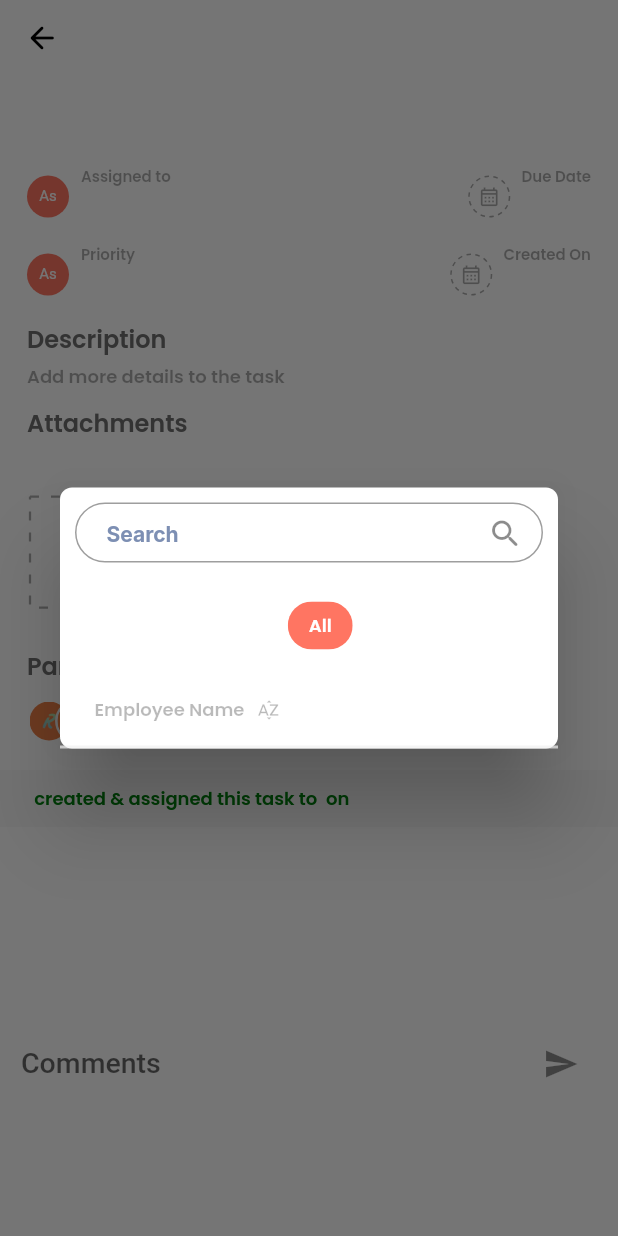
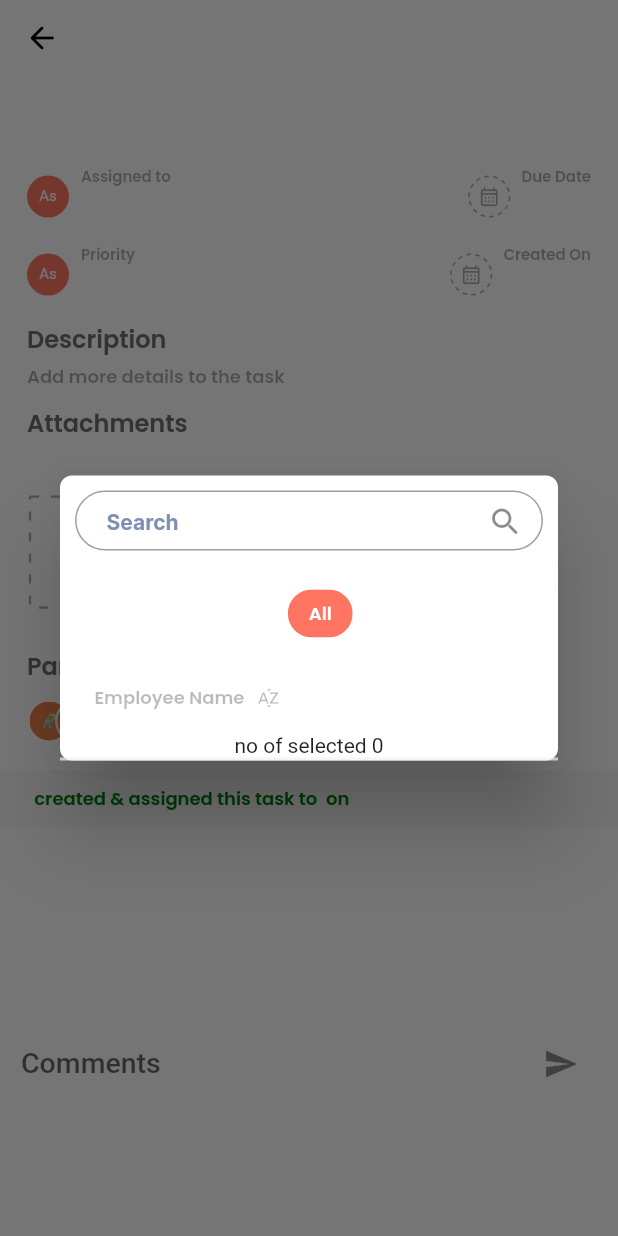
Before and after one commit to nitheshb/Redefine-Sales-App-V1, a Flutter app: the TaskManager screen opened directly with empty values, after a tap on the "add" icon, on a phone screen of 412 x 824 dp. Run offline on Flutter 3.47's test engine with Material 2 defaults, Android fonts, the phone set to English and light mode, and no system bars; drawn by our look-alikes of dotted_border; our stand-ins replace cloud_firestore, firebase_auth, firebase_core, firebase_messaging, firebase_storage, flutter_custom_clippers and 11 more; missing offline and left inert: gotrue; accounts and stored records are empty; statements that could not run were skipped.

```diff
--- a/lib/Screens/Contact/contact_list_dialog.dart
+++ b/lib/Screens/Contact/contact_list_dialog.dart
@@ -119,6 +119,8 @@ class ContactListDialogPage extends StatelessWidget {
                   ],
                 ),
               ),
+
+              Text('no of selected ${controller.participants.length}'),
               Container(
                   height: 2, width: Get.size.width, color: Get.theme.curveBG),
               _streamUsersContacts(controller),
--- a/lib/Screens/Home/homepage_controller.dart
+++ b/lib/Screens/Home/homepage_controller.dart
@@ -79,6 +79,8 @@ class HomePageController extends GetxController {
             .where("due_date",
                 isLessThanOrEqualTo: DateTime.now().microsecondsSinceEpoch)
             .where("status", isEqualTo: "InProgress")
+            .where("to_email", isEqualTo: currentUser?.email)
+
             .snapshots(),
         builder: (context, snapshot) {
           if (snapshot.hasError) {
@@ -183,6 +185,7 @@ class HomePageController extends GetxController {
             // .where("due_date",
             //     isEqualTo: "${DateTime.now().microsecondsSinceEpoch - } ")
             .where("by_uid", isEqualTo: _auth.currentUser!.uid)
+             .where("status", isEqualTo: "InProgress")
             .orderBy("due_date")
             .snapshots(),
         builder: (context, snapshot) {
--- a/lib/Screens/Task/task_controller.dart
+++ b/lib/Screens/Task/task_controller.dart
@@ -56,7 +56,7 @@ class TaskController extends GetxController {
               print("Task Created ${value}"),
 
               Get.back(),
-              snackBarMsg('Task Done!', enableMsgBtn: true),
+              snackBarMsg('Task Created!', enableMsgBtn: false),
                sendPushMessage('Task Assigned for you:', taskTitle.text,
                   assignedUserFcmToken.value),
                 taskTitle.clear(),
--- a/lib/Screens/Task/task_manager.dart
+++ b/lib/Screens/Task/task_manager.dart
@@ -56,23 +56,23 @@ class TaskManager extends StatelessWidget {
                   Icons.arrow_back_rounded,
                   color: Colors.black,
                 )),
-            actions: [
-              Padding(
-                padding: const EdgeInsets.all(8.0),
-                child: Obx(
-                  () => controller.taskType.value == 'close'
-                      ? IconButton(
-                          onPressed: () => {
-                                Get.to(() => CreateTaskPage(isEditTask: true)),
-                              },
-                          icon: const Icon(
-                            Icons.edit_rounded,
-                            color: Colors.black,
-                          ))
-                      : sizeBox(0, 0),
-                ),
-              ),
-            ],
+            // actions: [
+            //   Padding(
+            //     padding: const EdgeInsets.all(8.0),
+            //     child: Obx(
+            //       () => controller.taskType.value == 'close'
+            //           ? IconButton(
+            //               onPressed: () => {
+            //                     Get.to(() => CreateTaskPage(isEditTask: true)),
+            //                   },
+            //               icon: const Icon(
+            //                 Icons.edit_rounded,
+            //                 color: Colors.black,
+            //               ))
+            //           : sizeBox(0, 0),
+            //     ),
+            //   ),
+            // ],
           ),
         ),
       ),
@@ -691,7 +691,14 @@ class TaskManager extends StatelessWidget {
                   controller: controller.taskTitle,
                   decoration: InputDecoration(
                       suffixIcon:
-                          IconButton(onPressed: () {}, icon: Icon(Icons.send)),
+                          IconButton(onPressed: () {
+                            print("save to comment section ${controller.taskTitle.value}");
+                            // save to comments section
+                            // get the list of all follwers + assigne name + creator
+                            // ignore the sender from receipnt list
+                            // send fcm notification to all followers
+                            // add the log to supabase
+                          }, icon: Icon(Icons.send)),
                       border: InputBorder.none,
                       hintText: 'Comments '),
                   style: TextStyle(fontSize: 19, fontWeight: FontWeight.w500),
--- a/lib/Widgets/checkboxlisttile.dart
+++ b/lib/Widgets/checkboxlisttile.dart
@@ -41,7 +41,7 @@ Widget taskCheckBox(
                     .copyWith(color: Get.theme.btnTextCol.withOpacity(0.3)),
               ),
               // Text('${taskPriority}')
-              Text('! Urgent', style: TextStyle(color: Color.fromARGB(255, 64, 138, 68), fontSize: 10),)
+              Text('Urgent', style: TextStyle(color: Color.fromARGB(255, 64, 138, 68), fontSize: 10),)
 
             ],
           ),
--- a/pubspec.yaml
+++ b/pubspec.yaml
@@ -35,6 +35,7 @@ dependencies:
   firebase_core: ^2.7.1
   firebase_messaging: ^14.2.6
   firebase_storage: ^11.0.15
+  supabase_flutter:
   flutter:
     sdk: flutter
   flutter_custom_clippers: ^2.0.0
```
Also changed, not shown: lib/main.dart (+9 -2 lines), pubspec.lock, 5 other files.
